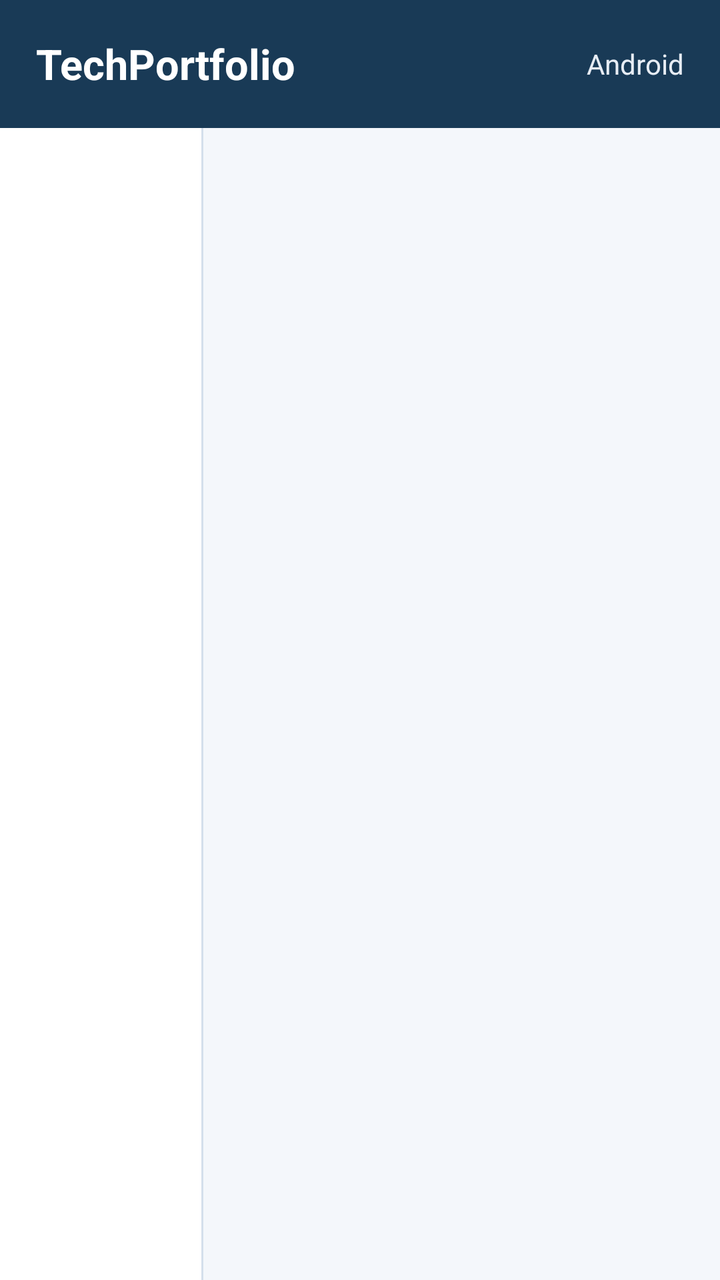
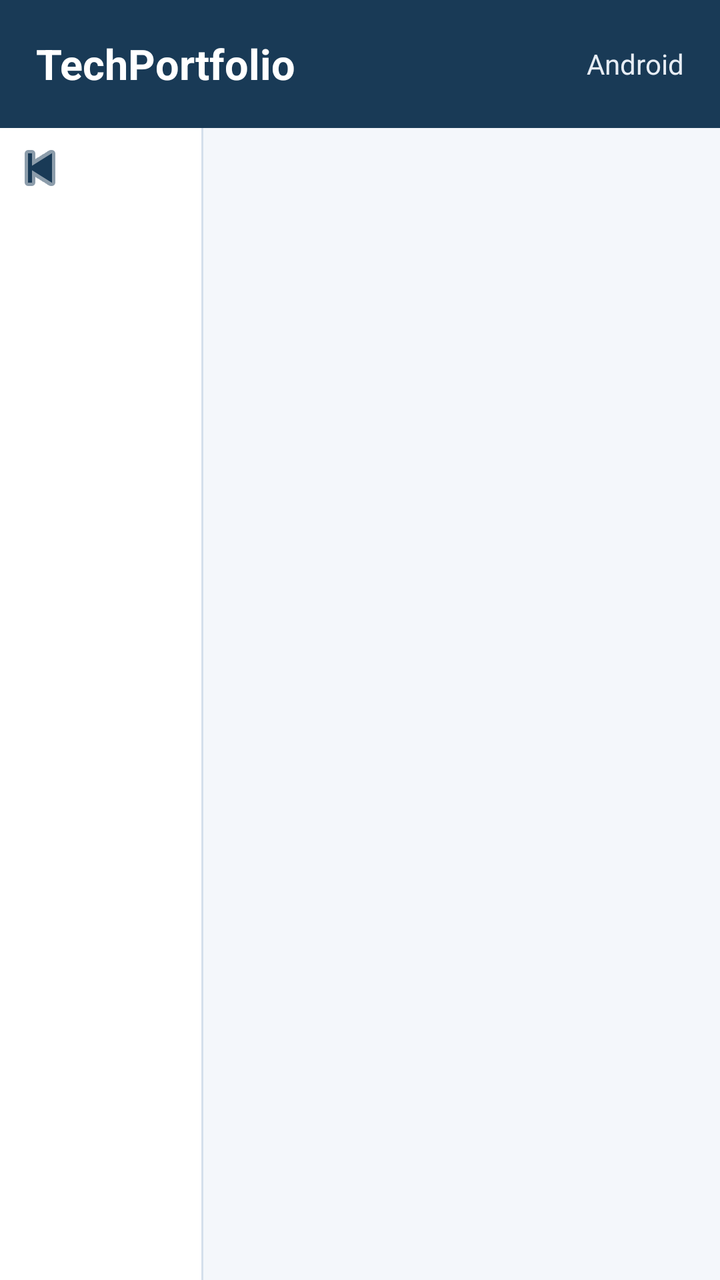

Two renders of the same Android screen: before a commit and after it. Below are the layout's source before the change and the commit's diff.
<!-- AndroidManifest.xml: application theme Theme.TechPortfolio -->
<!-- res/layout/activity_main.xml -->
<?xml version="1.0" encoding="utf-8"?>
<LinearLayout
    xmlns:android="http://schemas.android.com/apk/res/android"
    xmlns:tools="http://schemas.android.com/tools"
    android:layout_width="match_parent"
    android:layout_height="match_parent"
    android:orientation="vertical"
    android:background="@color/tp_background"
    tools:context=".MainActivity">

    
    <LinearLayout
        android:layout_width="match_parent"
        android:layout_height="64dp"
        android:orientation="horizontal"
        android:gravity="center_vertical"
        android:background="@color/tp_navy"
        android:paddingStart="18dp"
        android:paddingEnd="18dp">

        <TextView
            android:id="@+id/tvTitulo"
            android:layout_width="0dp"
            android:layout_height="wrap_content"
            android:layout_weight="1"
            android:text="TechPortfolio"
            android:textColor="@color/white"
            android:textSize="21sp"
            android:textStyle="bold" />

        <TextView
            android:layout_width="wrap_content"
            android:layout_height="wrap_content"
            android:text="Android"
            android:textColor="#E7EDF5"
            android:textSize="14sp" />

    </LinearLayout>

    
    <LinearLayout
        android:layout_width="match_parent"
        android:layout_height="0dp"
        android:layout_weight="1"
        android:orientation="horizontal">

        
        <androidx.fragment.app.FragmentContainerView
            android:id="@+id/menuFragmentContainer"
            android:layout_width="0dp"
            android:layout_height="match_parent"
            android:layout_weight="0.9"
            android:background="@color/tp_surface" />

        
        <View
            android:layout_width="1dp"
            android:layout_height="match_parent"
            android:background="@color/tp_border" />

        
        <androidx.fragment.app.FragmentContainerView
            android:id="@+id/contentFragmentContainer"
            android:layout_width="0dp"
            android:layout_height="match_parent"
            android:layout_weight="2.3"
            android:background="@color/tp_background" />

    </LinearLayout>

</LinearLayout>
<!-- resources referenced by this layout -->
<resources>
  <color name="tp_background">#F4F7FB</color>
  <color name="tp_border">#D4DFEC</color>
  <color name="tp_navy">#193A56</color>
  <color name="tp_surface">#FFFFFF</color>
  <color name="white">#FFFFFF</color>
  <style name="Theme.TechPortfolio" parent="Base.Theme.TechPortfolio" />
  <style name="Base.Theme.TechPortfolio" parent="Theme.Material3.DayNight.NoActionBar">
          
          
      </style>
</resources>

<!-- the commit's change to res/layout/activity_main.xml (unified diff, before → after) -->
@@ -10,6 +10,7 @@
 
     
     <LinearLayout
+        android:id="@+id/topBar"
         android:layout_width="match_parent"
         android:layout_height="64dp"
         android:orientation="horizontal"
@@ -38,34 +39,53 @@
     </LinearLayout>
 
     
-    <LinearLayout
+    <FrameLayout
         android:layout_width="match_parent"
         android:layout_height="0dp"
-        android:layout_weight="1"
-        android:orientation="horizontal">
+        android:layout_weight="1">
+
+        <LinearLayout
+            android:layout_width="match_parent"
+            android:layout_height="match_parent"
+            android:orientation="horizontal">
+
+            
+            <androidx.fragment.app.FragmentContainerView
+                android:id="@+id/menuFragmentContainer"
+                android:layout_width="0dp"
+                android:layout_height="match_parent"
+                android:layout_weight="0.9"
+                android:background="@color/tp_surface" />
+
+            
+            <View
+                android:layout_width="1dp"
+                android:layout_height="match_parent"
+                android:background="@color/tp_border" />
+
+            
+            <androidx.fragment.app.FragmentContainerView
+                android:id="@+id/contentFragmentContainer"
+                android:layout_width="0dp"
+                android:layout_height="match_parent"
+                android:layout_weight="2.3"
+                android:background="@color/tp_background" />
+
+        </LinearLayout>
 
         
-        <androidx.fragment.app.FragmentContainerView
-            android:id="@+id/menuFragmentContainer"
-            android:layout_width="0dp"
-            android:layout_height="match_parent"
-            android:layout_weight="0.9"
-            android:background="@color/tp_surface" />
+        <ImageButton
+            android:id="@+id/btnToggleMenu"
+            android:layout_width="40dp"
+            android:layout_height="40dp"
+            android:background="?attr/selectableItemBackgroundBorderless"
+            android:contentDescription="Cerrar menú"
+            android:elevation="4dp"
+            android:layout_gravity="top|start"
+            android:padding="10dp"
+            android:src="@android:drawable/ic_media_previous"
+            android:tint="@color/tp_navy" />
 
-        
-        <View
-            android:layout_width="1dp"
-            android:layout_height="match_parent"
-            android:background="@color/tp_border" />
-
-        
-        <androidx.fragment.app.FragmentContainerView
-            android:id="@+id/contentFragmentContainer"
-            android:layout_width="0dp"
-            android:layout_height="match_parent"
-            android:layout_weight="2.3"
-            android:background="@color/tp_background" />
-
-    </LinearLayout>
+    </FrameLayout>
 
 </LinearLayout>
